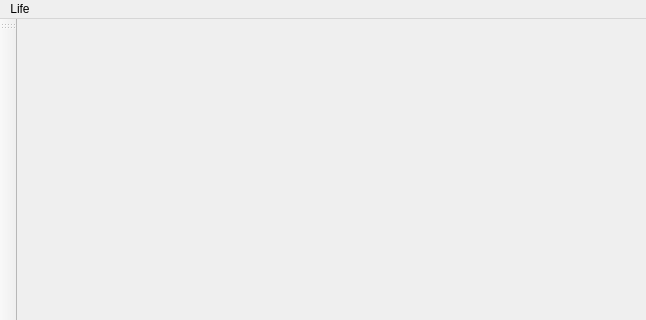
lisitsynSA/simulator, file mainwindow.ui: the form before one commit; both pictures show x 0 to 646 and y 0 to 320 of the 646 by 474 pixel window.
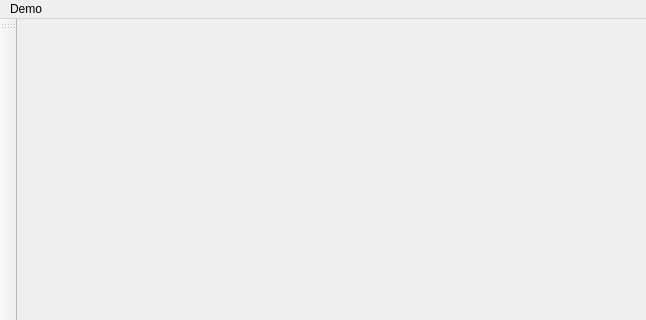
The form after the commit.

```diff
--- a/mainwindow.ui
+++ b/mainwindow.ui
@@ -35,15 +35,15 @@
      <height>22</height>
     </rect>
    </property>
-   <widget class="QMenu" name="menuLife">
+   <widget class="QMenu" name="menuDemo">
     <property name="title">
-     <string>Life</string>
+     <string>Demo</string>
     </property>
     <addaction name="actionStart_life"/>
     <addaction name="actionAdd_virus"/>
     <addaction name="actionRegenerate"/>
    </widget>
-   <addaction name="menuLife"/>
+   <addaction name="menuDemo"/>
   </widget>
   <widget class="QStatusBar" name="statusbar"/>
   <widget class="QToolBar" name="toolBar">
```
Left out of the diff: 12 changed lines with no effect on the pictures.
